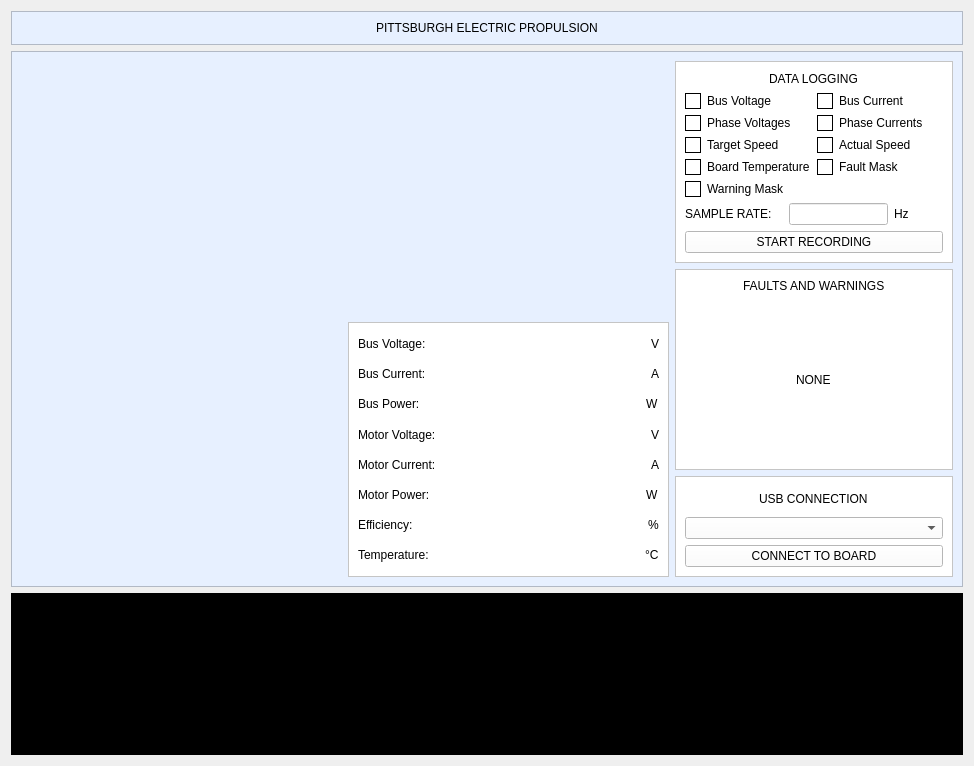
The window that ui/utility.ui (elysechess/pep-software-utility) describes before a commit, drawn with Qt 5.
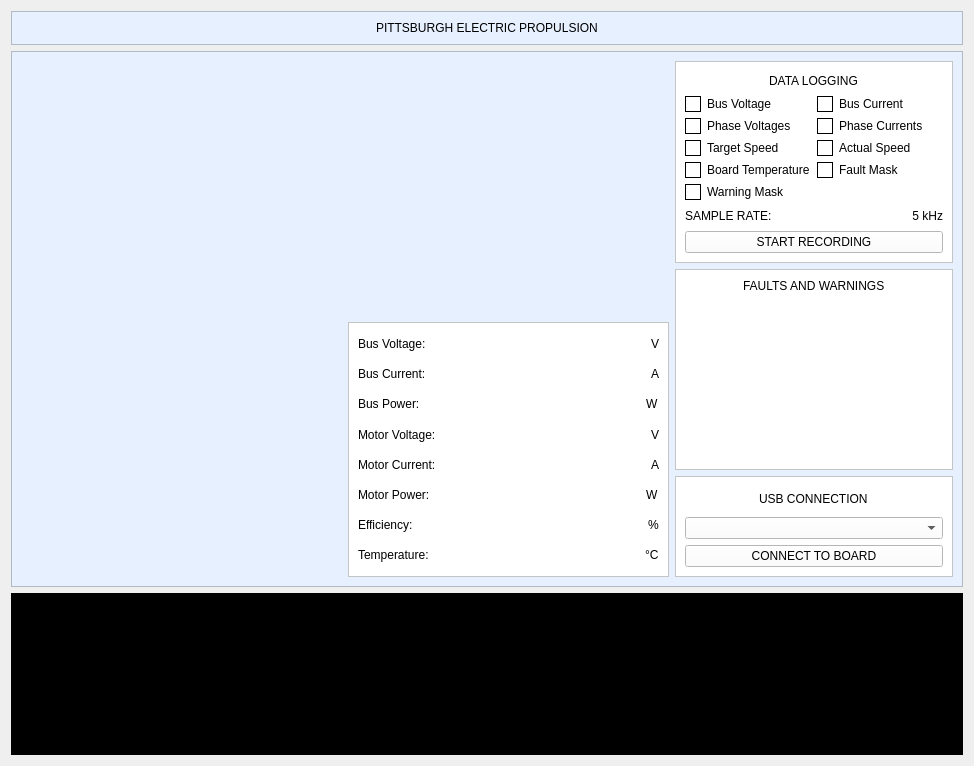
The same window after the commit. Custom widgets are drawn as their Qt base class.

What changed in the file:
```diff
--- a/ui/utility.ui
+++ b/ui/utility.ui
@@ -469,7 +469,7 @@
             </layout>
            </item>
            <item>
-            <layout class="QHBoxLayout" name="horizontalLayout_2" stretch="4,4,2">
+            <layout class="QHBoxLayout" name="horizontalLayout_2" stretch="0,0">
              <item>
               <widget class="QLabel" name="label_7">
                <property name="text">
@@ -477,13 +477,13 @@
                </property>
               </widget>
              </item>
-             <item>
-              <widget class="QLineEdit" name="sampleRate"/>
-             </item>
              <item>
               <widget class="QLabel" name="label_10">
                <property name="text">
-                <string>Hz</string>
+                <string>5 kHz</string>
+               </property>
+               <property name="alignment">
+                <set>Qt::AlignmentFlag::AlignRight|Qt::AlignmentFlag::AlignTrailing|Qt::AlignmentFlag::AlignVCenter</set>
                </property>
               </widget>
              </item>
@@ -537,22 +537,101 @@
            </item>
            <item>
             <layout class="QGridLayout" name="gridLayout_3">
+             <item row="0" column="0">
+              <widget class="QLabel" name="FW0">
+               <property name="styleSheet">
+                <string notr="true">color: rgb(255, 0, 0);</string>
+               </property>
+               <property name="text">
+                <string/>
+               </property>
+              </widget>
+             </item>
+             <item row="1" column="3" alignment="Qt::AlignmentFlag::AlignHCenter">
+              <widget class="QLabel" name="FW7">
+               <property name="styleSheet">
+                <string notr="true">color: rgb(255, 0, 0);</string>
+               </property>
+               <property name="text">
+                <string/>
+               </property>
+              </widget>
+             </item>
+             <item row="2" column="1" alignment="Qt::AlignmentFlag::AlignHCenter">
+              <widget class="QLabel" name="FW9">
+               <property name="styleSheet">
+                <string notr="true">color: rgb(255, 0, 0);</string>
+               </property>
+               <property name="text">
+                <string/>
+               </property>
+              </widget>
+             </item>
+             <item row="3" column="1">
+              <widget class="QLabel" name="FW13">
+               <property name="styleSheet">
+                <string notr="true">color: rgb(255, 170, 0);</string>
+               </property>
+               <property name="text">
+                <string/>
+               </property>
+              </widget>
+             </item>
+             <item row="1" column="0">
+              <widget class="QLabel" name="FW4">
+               <property name="styleSheet">
+                <string notr="true">color: rgb(255, 0, 0);</string>
+               </property>
+               <property name="text">
+                <string/>
+               </property>
+              </widget>
+             </item>
+             <item row="1" column="1" alignment="Qt::AlignmentFlag::AlignHCenter">
+              <widget class="QLabel" name="FW5">
+               <property name="styleSheet">
+                <string notr="true">color: rgb(255, 0, 0);</string>
+               </property>
+               <property name="text">
+                <string/>
+               </property>
+              </widget>
+             </item>
+             <item row="2" column="2" alignment="Qt::AlignmentFlag::AlignHCenter">
+              <widget class="QLabel" name="FW10">
+               <property name="styleSheet">
+                <string notr="true">color: rgb(255, 0, 0);</string>
+               </property>
+               <property name="text">
+                <string/>
+               </property>
+              </widget>
+             </item>
              <item row="0" column="2" alignment="Qt::AlignmentFlag::AlignHCenter">
-              <widget class="QLabel" name="FW3">
-               <property name="text">
-                <string/>
-               </property>
-              </widget>
-             </item>
-             <item row="0" column="1" alignment="Qt::AlignmentFlag::AlignHCenter">
               <widget class="QLabel" name="FW2">
+               <property name="styleSheet">
+                <string notr="true">color: rgb(255, 0, 0);</string>
+               </property>
                <property name="text">
                 <string/>
                </property>
               </widget>
              </item>
-             <item row="0" column="0" alignment="Qt::AlignmentFlag::AlignHCenter">
+             <item row="3" column="2">
+              <widget class="QLabel" name="FW14">
+               <property name="styleSheet">
+                <string notr="true">color: rgb(255, 170, 0);</string>
+               </property>
+               <property name="text">
+                <string/>
+               </property>
+              </widget>
+             </item>
+             <item row="0" column="1" alignment="Qt::AlignmentFlag::AlignHCenter">
               <widget class="QLabel" name="FW1">
+               <property name="styleSheet">
+                <string notr="true">color: rgb(255, 0, 0);</string>
+               </property>
                <property name="text">
                 <string/>
                </property>
@@ -561,12 +640,15 @@
              <item row="1" column="1" alignment="Qt::AlignmentFlag::AlignHCenter">
               <widget class="QLabel" name="FW5">
                <property name="text">
-                <string>NONE</string>
+                <string/>
                </property>
               </widget>
              </item>
-             <item row="1" column="0" alignment="Qt::AlignmentFlag::AlignHCenter">
-              <widget class="QLabel" name="FW4">
+             <item row="2" column="3" alignment="Qt::AlignmentFlag::AlignHCenter">
+              <widget class="QLabel" name="FW11">
+               <property name="styleSheet">
+                <string notr="true">color: rgb(255, 0, 0);</string>
+               </property>
                <property name="text">
                 <string/>
                </property>
@@ -574,27 +656,39 @@
              </item>
              <item row="1" column="2" alignment="Qt::AlignmentFlag::AlignHCenter">
               <widget class="QLabel" name="FW6">
+               <property name="styleSheet">
+                <string notr="true">color: rgb(255, 0, 0);</string>
+               </property>
                <property name="text">
                 <string/>
                </property>
               </widget>
              </item>
-             <item row="2" column="0" alignment="Qt::AlignmentFlag::AlignHCenter">
-              <widget class="QLabel" name="FW7">
+             <item row="0" column="3" alignment="Qt::AlignmentFlag::AlignHCenter">
+              <widget class="QLabel" name="FW3">
+               <property name="styleSheet">
+                <string notr="true">color: rgb(255, 0, 0);</string>
+               </property>
                <property name="text">
                 <string/>
                </property>
               </widget>
              </item>
-             <item row="2" column="1" alignment="Qt::AlignmentFlag::AlignHCenter">
+             <item row="3" column="3">
+              <widget class="QLabel" name="FW15">
+               <property name="styleSheet">
+                <string notr="true">color: rgb(255, 170, 0);</string>
+               </property>
+               <property name="text">
+                <string/>
+               </property>
+              </widget>
+             </item>
+             <item row="2" column="0">
               <widget class="QLabel" name="FW8">
-               <property name="text">
-                <string/>
+               <property name="styleSheet">
+                <string notr="true">color: rgb(255, 0, 0);</string>
                </property>
-              </widget>
-             </item>
-             <item row="2" column="2" alignment="Qt::AlignmentFlag::AlignHCenter">
-              <widget class="QLabel" name="FW9">
                <property name="text">
                 <string/>
                </property>
```
Left out of the diff: 7 changed lines with no effect on the pictures.
